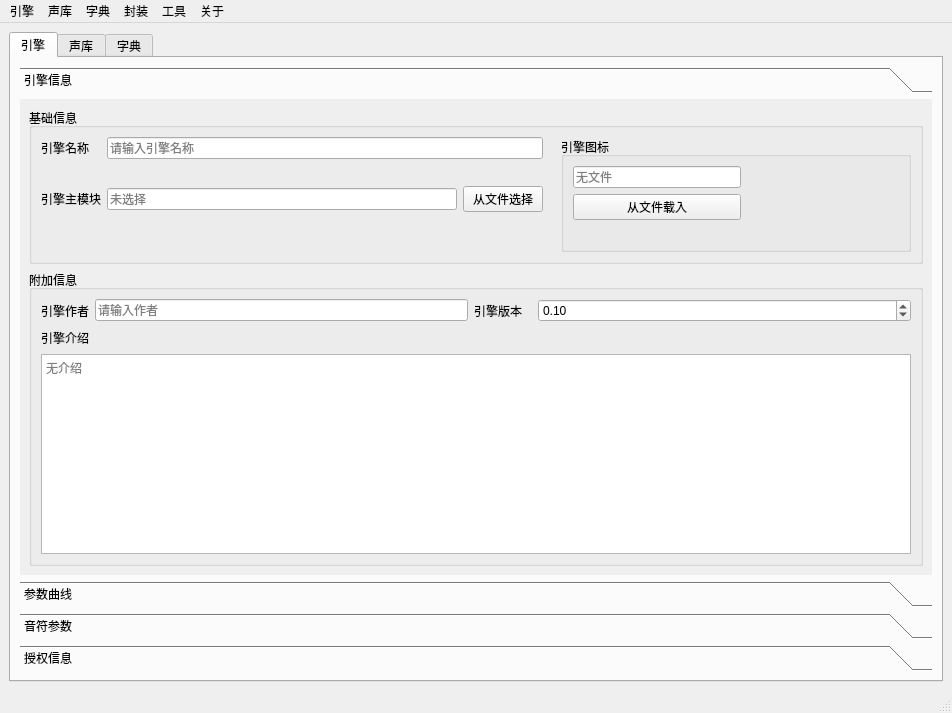
Qt form mainwindow.ui (Infinity-Voice-Synthesis/InfinityModuleTool) before a commit.
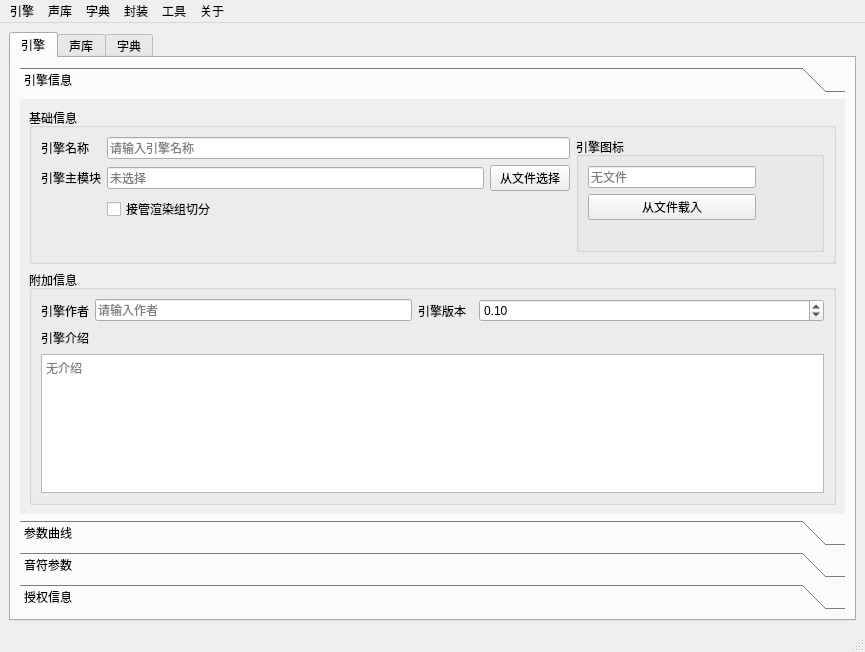
The same form after that commit. Icons and pictures are not drawn. Custom widgets are drawn as their Qt base class.

Diff of the .ui file:
```diff
--- a/mainwindow.ui
+++ b/mainwindow.ui
@@ -6,8 +6,8 @@
    <rect>
     <x>0</x>
     <y>0</y>
-    <width>952</width>
-    <height>713</height>
+    <width>865</width>
+    <height>652</height>
    </rect>
   </property>
   <property name="windowTitle">
@@ -48,8 +48,8 @@
             <rect>
              <x>0</x>
              <y>0</y>
-             <width>902</width>
-             <height>470</height>
+             <width>823</width>
+             <height>426</height>
             </rect>
            </property>
            <attribute name="label">
@@ -72,70 +72,17 @@
                  </property>
                 </widget>
                </item>
-               <item row="3" column="0" colspan="5">
-                <spacer name="horizontalSpacer_4">
-                 <property name="orientation">
-                  <enum>Qt::Horizontal</enum>
-                 </property>
-                 <property name="sizeHint" stdset="0">
-                  <size>
-                   <width>500</width>
-                   <height>20</height>
-                  </size>
-                 </property>
-                </spacer>
-               </item>
-               <item row="4" column="0" colspan="5">
-                <spacer name="horizontalSpacer_5">
-                 <property name="orientation">
-                  <enum>Qt::Horizontal</enum>
-                 </property>
-                 <property name="sizeHint" stdset="0">
-                  <size>
-                   <width>500</width>
-                   <height>20</height>
-                  </size>
-                 </property>
-                </spacer>
-               </item>
-               <item row="2" column="0">
-                <widget class="QLabel" name="label_4">
-                 <property name="text">
-                  <string>引擎主模块</string>
-                 </property>
-                 <property name="buddy">
-                  <cstring>enginemain</cstring>
-                 </property>
-                </widget>
-               </item>
-               <item row="2" column="1">
-                <widget class="QLineEdit" name="enginemain">
-                 <property name="readOnly">
-                  <bool>true</bool>
-                 </property>
-                 <property name="placeholderText">
-                  <string>未选择</string>
-                 </property>
-                </widget>
-               </item>
-               <item row="2" column="2">
-                <widget class="QPushButton" name="loadenginemain">
-                 <property name="text">
-                  <string>从文件选择</string>
-                 </property>
-                </widget>
-               </item>
-               <item row="0" column="1" colspan="2">
+               <item row="0" column="1" colspan="3">
                 <widget class="QLineEdit" name="enginename">
                  <property name="placeholderText">
                   <string>请输入引擎名称</string>
                  </property>
                 </widget>
                </item>
-               <item row="0" column="5" rowspan="5">
+               <item row="0" column="4" rowspan="4">
                 <widget class="QGroupBox" name="groupBox">
                  <property name="sizePolicy">
-                  <sizepolicy hsizetype="Preferred" vsizetype="Expanding">
+                  <sizepolicy hsizetype="Fixed" vsizetype="Expanding">
                    <horstretch>0</horstretch>
                    <verstretch>0</verstretch>
                   </sizepolicy>
@@ -193,6 +140,85 @@
                  </layout>
                 </widget>
                </item>
+               <item row="1" column="0">
+                <widget class="QLabel" name="label_4">
+                 <property name="text">
+                  <string>引擎主模块</string>
+                 </property>
+                 <property name="buddy">
+                  <cstring>enginemain</cstring>
+                 </property>
+                </widget>
+               </item>
+               <item row="1" column="1" colspan="2">
+                <widget class="QLineEdit" name="enginemain">
+                 <property name="readOnly">
+                  <bool>true</bool>
+                 </property>
+                 <property name="placeholderText">
+                  <string>未选择</string>
+                 </property>
+                </widget>
+               </item>
+               <item row="1" column="3">
+                <widget class="QPushButton" name="loadenginemain">
+                 <property name="sizePolicy">
+                  <sizepolicy hsizetype="Fixed" vsizetype="Fixed">
+                   <horstretch>0</horstretch>
+                   <verstretch>0</verstretch>
+                  </sizepolicy>
+                 </property>
+                 <property name="text">
+                  <string>从文件选择</string>
+                 </property>
+                </widget>
+               </item>
+               <item row="2" column="0">
+                <spacer name="horizontalSpacer_14">
+                 <property name="orientation">
+                  <enum>Qt::Horizontal</enum>
+                 </property>
+                 <property name="sizeHint" stdset="0">
+                  <size>
+                   <width>40</width>
+                   <height>20</height>
+                  </size>
+                 </property>
+                </spacer>
+               </item>
+               <item row="2" column="1">
+                <widget class="QCheckBox" name="enginegroup">
+                 <property name="text">
+                  <string>接管渲染组切分</string>
+                 </property>
+                </widget>
+               </item>
+               <item row="2" column="2" colspan="2">
+                <spacer name="horizontalSpacer_4">
+                 <property name="orientation">
+                  <enum>Qt::Horizontal</enum>
+                 </property>
+                 <property name="sizeHint" stdset="0">
+                  <size>
+                   <width>500</width>
+                   <height>20</height>
+                  </size>
+                 </property>
+                </spacer>
+               </item>
+               <item row="3" column="0" colspan="4">
+                <spacer name="horizontalSpacer_5">
+                 <property name="orientation">
+                  <enum>Qt::Horizontal</enum>
+                 </property>
+                 <property name="sizeHint" stdset="0">
+                  <size>
+                   <width>500</width>
+                   <height>20</height>
+                  </size>
+                 </property>
+                </spacer>
+               </item>
               </layout>
              </widget>
             </item>
@@ -1460,8 +1486,8 @@
     <rect>
      <x>0</x>
      <y>0</y>
-     <width>952</width>
-     <height>26</height>
+     <width>865</width>
+     <height>22</height>
     </rect>
    </property>
    <widget class="QMenu" name="menu">
```
Left out of the diff: 57 changed lines with no effect on the pictures.
